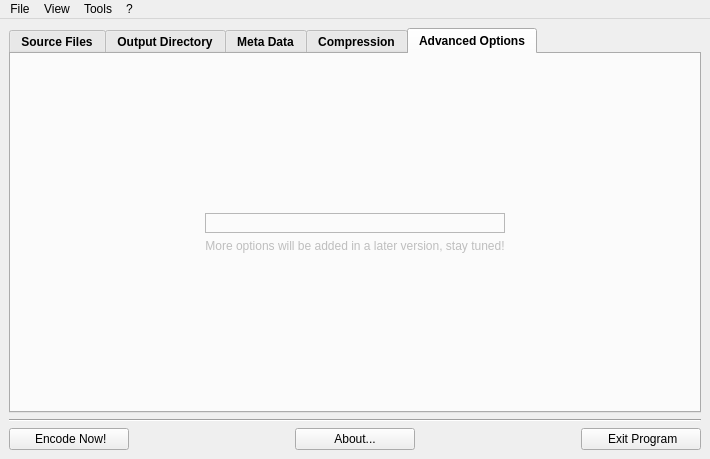
Above: LameXP_QT/gui/MainWindow.ui from manojkumardshenoy/mulder before the change. Below: the same form after it.
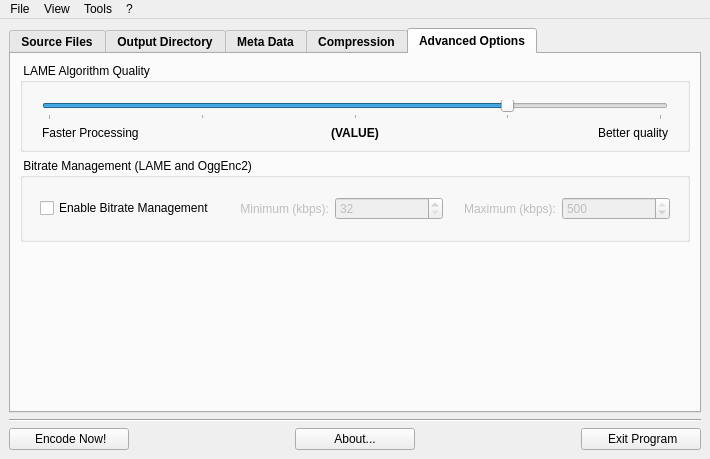
That is the form after the change. The open tabs and pages were chosen to show the change. Icons and pictures are not drawn.

Diff of the .ui file:
```diff
--- a/LameXP_QT/gui/MainWindow.ui
+++ b/LameXP_QT/gui/MainWindow.ui
@@ -6,7 +6,7 @@
    <rect>
     <x>0</x>
     <y>0</y>
-    <width>676</width>
+    <width>667</width>
     <height>459</height>
    </rect>
   </property>
@@ -971,101 +971,291 @@
          <layout class="QGridLayout" name="gridLayout_8">
           <item row="0" column="0">
            <layout class="QGridLayout" name="gridLayout_7">
-            <item row="2" column="1">
-             <widget class="QLabel" name="label_4">
-              <property name="cursor">
-               <cursorShape>ForbiddenCursor</cursorShape>
-              </property>
-              <property name="frameShape">
-               <enum>QFrame::StyledPanel</enum>
-              </property>
-              <property name="frameShadow">
-               <enum>QFrame::Sunken</enum>
-              </property>
-              <property name="text">
-               <string/>
-              </property>
-              <property name="pixmap">
-               <pixmap resource="../res/Images.qrc">:/images/Cogwheels.png</pixmap>
-              </property>
-              <property name="alignment">
-               <set>Qt::AlignCenter</set>
-              </property>
-             </widget>
-            </item>
-            <item row="4" column="1">
-             <spacer name="verticalSpacer_7">
-              <property name="orientation">
-               <enum>Qt::Vertical</enum>
-              </property>
-              <property name="sizeHint" stdset="0">
-               <size>
-                <width>20</width>
-                <height>40</height>
-               </size>
-              </property>
-             </spacer>
-            </item>
-            <item row="0" column="1">
-             <spacer name="verticalSpacer_8">
-              <property name="orientation">
-               <enum>Qt::Vertical</enum>
-              </property>
-              <property name="sizeHint" stdset="0">
-               <size>
-                <width>20</width>
-                <height>40</height>
-               </size>
-              </property>
-             </spacer>
-            </item>
-            <item row="2" column="0">
-             <spacer name="horizontalSpacer_12">
-              <property name="orientation">
-               <enum>Qt::Horizontal</enum>
-              </property>
-              <property name="sizeHint" stdset="0">
-               <size>
-                <width>40</width>
-                <height>20</height>
-               </size>
-              </property>
-             </spacer>
-            </item>
-            <item row="2" column="2">
-             <spacer name="horizontalSpacer_13">
-              <property name="orientation">
-               <enum>Qt::Horizontal</enum>
-              </property>
-              <property name="sizeHint" stdset="0">
-               <size>
-                <width>40</width>
-                <height>20</height>
-               </size>
-              </property>
-             </spacer>
-            </item>
-            <item row="3" column="1">
-             <widget class="QLabel" name="label">
-              <property name="enabled">
-               <bool>false</bool>
-              </property>
+            <item row="0" column="0">
+             <widget class="QGroupBox" name="groupBox_5">
               <property name="font">
                <font>
                 <weight>50</weight>
                 <bold>false</bold>
                </font>
               </property>
-              <property name="text">
-               <string>More options will be added in a later version, stay tuned!</string>
+              <property name="title">
+               <string> LAME Algorithm Quality </string>
               </property>
-              <property name="alignment">
-               <set>Qt::AlignCenter</set>
-              </property>
+              <layout class="QGridLayout" name="gridLayout_17">
+               <item row="0" column="1">
+                <layout class="QGridLayout" name="gridLayout_16">
+                 <item row="7" column="1" colspan="3">
+                  <widget class="QSlider" name="sliderLameAlgoQuality">
+                   <property name="maximum">
+                    <number>4</number>
+                   </property>
+                   <property name="pageStep">
+                    <number>1</number>
+                   </property>
+                   <property name="value">
+                    <number>3</number>
+                   </property>
+                   <property name="orientation">
+                    <enum>Qt::Horizontal</enum>
+                   </property>
+                   <property name="tickPosition">
+                    <enum>QSlider::TicksBelow</enum>
+                   </property>
+                   <property name="tickInterval">
+                    <number>1</number>
+                   </property>
+                  </widget>
+                 </item>
+                 <item row="7" column="0">
+                  <spacer name="horizontalSpacer_12">
+                   <property name="orientation">
+                    <enum>Qt::Horizontal</enum>
+                   </property>
+                   <property name="sizeType">
+                    <enum>QSizePolicy::Maximum</enum>
+                   </property>
+                   <property name="sizeHint" stdset="0">
+                    <size>
+                     <width>10</width>
+                     <height>20</height>
+                    </size>
+                   </property>
+                  </spacer>
+                 </item>
+                 <item row="7" column="4">
+                  <spacer name="horizontalSpacer_13">
+                   <property name="orientation">
+                    <enum>Qt::Horizontal</enum>
+                   </property>
+                   <property name="sizeType">
+                    <enum>QSizePolicy::Fixed</enum>
+                   </property>
+                   <property name="sizeHint" stdset="0">
+                    <size>
+                     <width>10</width>
+                     <height>20</height>
+                    </size>
+                   </property>
+                  </spacer>
+                 </item>
+                 <item row="8" column="1">
+                  <widget class="QLabel" name="label">
+                   <property name="text">
+                    <string>Faster Processing</string>
+                   </property>
+                  </widget>
+                 </item>
+                 <item row="8" column="2">
+                  <widget class="QLabel" name="labelLameAlgoQuality">
+                   <property name="font">
+                    <font>
+                     <weight>75</weight>
+                     <bold>true</bold>
+                    </font>
+                   </property>
+                   <property name="text">
+                    <string notr="true">(VALUE)</string>
+                   </property>
+                   <property name="alignment">
+                    <set>Qt::AlignCenter</set>
+                   </property>
+                  </widget>
+                 </item>
+                 <item row="8" column="3">
+                  <widget class="QLabel" name="label_3">
+                   <property name="text">
+                    <string>Better quality</string>
+                   </property>
+                   <property name="alignment">
+                    <set>Qt::AlignRight|Qt::AlignTrailing|Qt::AlignVCenter</set>
+                   </property>
+                  </widget>
+                 </item>
+                 <item row="6" column="1" colspan="3">
+                  <spacer name="verticalSpacer_4">
+                   <property name="orientation">
+                    <enum>Qt::Vertical</enum>
+                   </property>
+                   <property name="sizeType">
+                    <enum>QSizePolicy::Fixed</enum>
+                   </property>
+                   <property name="sizeHint" stdset="0">
+                    <size>
+                     <width>20</width>
+                     <height>8</height>
+                    </size>
+                   </property>
+                  </spacer>
+                 </item>
+                </layout>
+               </item>
+              </layout>
              </widget>
             </item>
            </layout>
           </item>
+          <item row="2" column="0">
+           <spacer name="verticalSpacer">
+            <property name="orientation">
+             <enum>Qt::Vertical</enum>
+            </property>
+            <property name="sizeType">
+             <enum>QSizePolicy::Expanding</enum>
+            </property>
+            <property name="sizeHint" stdset="0">
+             <size>
+              <width>20</width>
+              <height>40</height>
+             </size>
+            </property>
+           </spacer>
+          </item>
+          <item row="1" column="0">
+           <widget class="QGroupBox" name="groupBox_6">
+            <property name="font">
+             <font>
+              <weight>50</weight>
+              <bold>false</bold>
+             </font>
+            </property>
+            <property name="title">
+             <string> Bitrate Management (LAME and OggEnc2) </string>
+            </property>
+            <layout class="QGridLayout" name="gridLayout_19">
+             <item row="0" column="0">
+              <layout class="QGridLayout" name="gridLayout_18">
+               <item row="0" column="1" colspan="5">
+                <spacer name="verticalSpacer_5">
+                 <property name="orientation">
+                  <enum>Qt::Vertical</enum>
+                 </property>
+                 <property name="sizeType">
+                  <enum>QSizePolicy::Fixed</enum>
+                 </property>
+                 <property name="sizeHint" stdset="0">
+                  <size>
+                   <width>20</width>
+                   <height>10</height>
+                  </size>
+                 </property>
+                </spacer>
+               </item>
+               <item row="2" column="1" colspan="5">
+                <spacer name="verticalSpacer_6">
+                 <property name="orientation">
+                  <enum>Qt::Vertical</enum>
+                 </property>
+                 <property name="sizeType">
+                  <enum>QSizePolicy::Fixed</enum>
+                 </property>
+                 <property name="sizeHint" stdset="0">
+                  <size>
+                   <width>20</width>
+                   <height>10</height>
+                  </size>
+                 </property>
+                </spacer>
+               </item>
+               <item row="1" column="1">
+                <widget class="QCheckBox" name="checkBoxBitrateManagement">
+                 <property name="text">
+                  <string>Enable Bitrate Management</string>
+                 </property>
+                </widget>
+               </item>
+               <item row="1" column="5">
+                <widget class="QSpinBox" name="spinBoxBitrateManagementMax">
+                 <property name="enabled">
+                  <bool>false</bool>
+                 </property>
+                 <property name="minimum">
+                  <number>32</number>
+                 </property>
+                 <property name="maximum">
+                  <number>500</number>
+                 </property>
+                 <property name="value">
+                  <number>500</number>
+                 </property>
+                </widget>
+               </item>
+               <item row="1" column="3">
+                <widget class="QSpinBox" name="spinBoxBitrateManagementMin">
+                 <property name="enabled">
+                  <bool>false</bool>
+                 </property>
+                 <property name="minimum">
+                  <number>32</number>
+                 </property>
+                 <property name="maximum">
+                  <number>500</number>
+                 </property>
+                </widget>
+               </item>
+               <item row="1" column="6">
+                <spacer name="horizontalSpacer_15">
+                 <property name="orientation">
+                  <enum>Qt::Horizontal</enum>
+                 </property>
+                 <property name="sizeType">
+                  <enum>QSizePolicy::Fixed</enum>
+                 </property>
+                 <property name="sizeHint" stdset="0">
+                  <size>
+                   <width>8</width>
+                   <height>20</height>
+                  </size>
+                 </property>
+                </spacer>
+               </item>
+               <item row="1" column="0">
+                <spacer name="horizontalSpacer_14">
+                 <property name="orientation">
+                  <enum>Qt::Horizontal</enum>
+                 </property>
+                 <property name="sizeType">
+                  <enum>QSizePolicy::Fixed</enum>
+                 </property>
+                 <property name="sizeHint" stdset="0">
+                  <size>
+                   <width>8</width>
+                   <height>20</height>
+                  </size>
+                 </property>
+                </spacer>
+               </item>
+               <item row="1" column="2">
+                <widget class="QLabel" name="labelBitrateManagementMin">
+                 <property name="enabled">
+                  <bool>false</bool>
+                 </property>
+                 <property name="text">
+                  <string>Minimum (kbps):</string>
+                 </property>
+                 <property name="alignment">
+                  <set>Qt::AlignRight|Qt::AlignTrailing|Qt::AlignVCenter</set>
+                 </property>
+                </widget>
+               </item>
+               <item row="1" column="4">
+                <widget class="QLabel" name="labelBitrateManagementMax">
+                 <property name="enabled">
+                  <bool>false</bool>
+                 </property>
+                 <property name="text">
+                  <string>Maximum (kbps):</string>
+                 </property>
+                 <property name="alignment">
+                  <set>Qt::AlignRight|Qt::AlignTrailing|Qt::AlignVCenter</set>
+                 </property>
+                </widget>
+               </item>
+              </layout>
+             </item>
+            </layout>
+           </widget>
+          </item>
          </layout>
         </widget>
        </widget>
```
Left out of the diff: 72 changed lines with no effect on the pictures.
